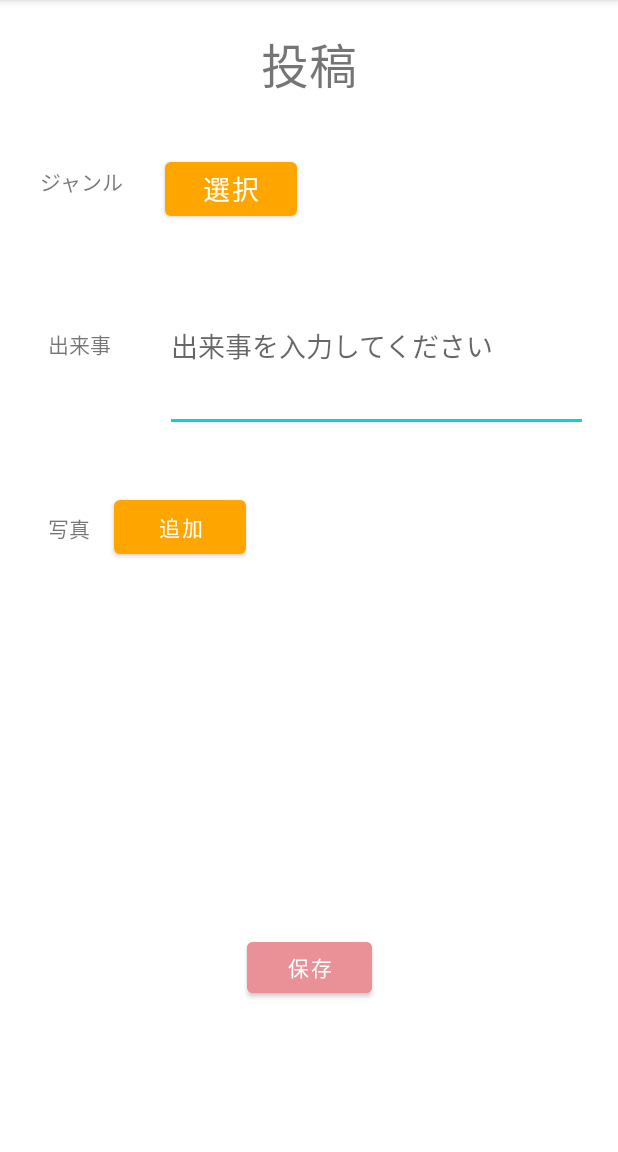
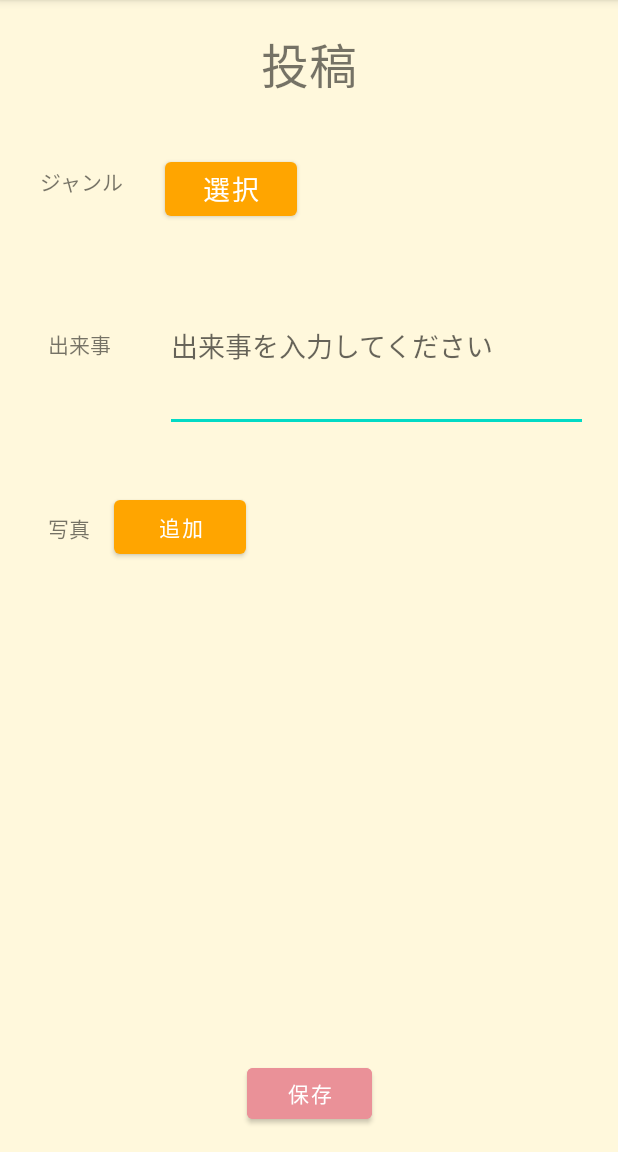
Before and after one commit to wataso26/OmoshiroRecycle, an Android app: the Toko screen opened directly, with no data from a screen before it, on a phone screen of 412 x 824 dp, the part 84-1236 px from its top. Run offline under Robolectric (Android 15) with nearby library versions, the phone set to English and light mode, and no system bars; libraries missing offline, so code that uses them is left out: io.realm; Roboto replaces fonts that are not available here.

Commit message:
"背景とボタンの色を変えた"

```diff
--- a/app/src/main/java/app/wataso_/watanabe/omoshirorecycle/MainActivity.kt
+++ b/app/src/main/java/app/wataso_/watanabe/omoshirorecycle/MainActivity.kt
@@ -32,7 +32,7 @@ class MainActivity : AppCompatActivity() {
         super.onCreate(savedInstanceState)
         setContentView(R.layout.activity_main)
 
-        //最初の使い方の案内を作りたい
+        //最初の使い方の案内
         val shr = getSharedPreferences("beginner", Context.MODE_PRIVATE)
         var Number=shr.getInt("number",0)
         if (Number==0){
@@ -47,7 +47,6 @@ class MainActivity : AppCompatActivity() {
                     .setPositiveButton("次へ", { dialog, which ->
                     })
                     .show()
-
 
         }
 
--- a/app/src/main/java/app/wataso_/watanabe/omoshirorecycle/Toko.kt
+++ b/app/src/main/java/app/wataso_/watanabe/omoshirorecycle/Toko.kt
@@ -84,6 +84,8 @@ class Toko : AppCompatActivity() {
             resultData?.data.also{ uri ->
                 imageView.setImageURI(uri)
 
+                val photo= imageView.setImageURI(uri)
+
             }
         }
     }
--- a/app/src/main/res/layout/activity_main.xml
+++ b/app/src/main/res/layout/activity_main.xml
@@ -4,6 +4,7 @@
     xmlns:tools="http://schemas.android.com/tools"
     android:layout_width="match_parent"
     android:layout_height="match_parent"
+    android:background="#fff8dc"
     tools:context=".MainActivity">
 
     <Button
@@ -46,6 +47,7 @@
                 android:id="@+id/button6"
                 android:layout_width="wrap_content"
                 android:layout_height="wrap_content"
+                android:backgroundTint="#FFE100"
                 android:text="日常"
                 tools:layout_editor_absoluteX="0dp"
                 tools:layout_editor_absoluteY="97dp" />
@@ -54,6 +56,7 @@
                 android:id="@+id/button4"
                 android:layout_width="wrap_content"
                 android:layout_height="wrap_content"
+                android:backgroundTint="#7D00FF00"
                 android:text="コント"
                 tools:layout_editor_absoluteX="7dp"
                 tools:layout_editor_absoluteY="71dp" />
@@ -62,6 +65,7 @@
                 android:id="@+id/button2"
                 android:layout_width="wrap_content"
                 android:layout_height="wrap_content"
+                android:backgroundTint="#0000FF"
                 android:text="テレビ"
                 tools:layout_editor_absoluteX="29dp"
                 tools:layout_editor_absoluteY="97dp" />
@@ -70,6 +74,7 @@
                 android:id="@+id/button3"
                 android:layout_width="wrap_content"
                 android:layout_height="wrap_content"
+                android:backgroundTint="#7DE100FF"
                 android:text="フレーズ"
                 tools:layout_editor_absoluteX="16dp"
                 tools:layout_editor_absoluteY="62dp" />
@@ -78,6 +83,7 @@
                 android:id="@+id/button5"
                 android:layout_width="wrap_content"
                 android:layout_height="wrap_content"
+                android:backgroundTint="#7DFF0000"
                 android:text="フリースタイル"
                 tools:layout_editor_absoluteX="0dp"
                 tools:layout_editor_absoluteY="79dp" />
--- a/app/src/main/res/layout/franment_custom_dialog.xml
+++ b/app/src/main/res/layout/franment_custom_dialog.xml
@@ -3,6 +3,7 @@
     xmlns:tools="http://schemas.android.com/tools"
     android:layout_width="match_parent"
     android:layout_height="match_parent"
+    android:background="#fff8dc"
     xmlns:app="http://schemas.android.com/apk/res-auto">
 
     <TextView
--- a/app/src/main/res/layout/sabu.xml
+++ b/app/src/main/res/layout/sabu.xml
@@ -4,7 +4,8 @@
     xmlns:app="http://schemas.android.com/apk/res-auto"
     xmlns:tools="http://schemas.android.com/tools"
     android:layout_width="match_parent"
-    android:layout_height="match_parent">
+    android:layout_height="match_parent"
+    android:background="#fff8dc">
 
     <Button
         android:id="@+id/yobi_ad"
--- a/app/src/main/res/layout/setting.xml
+++ b/app/src/main/res/layout/setting.xml
@@ -6,6 +6,7 @@
     android:layout_height="match_parent"
     android:orientation="vertical"
     tools:context=".TimePickerDialogActivity"
+    android:background="#fff8dc"
     android:gravity="center">
 
     <androidx.constraintlayout.widget.ConstraintLayout
--- a/app/src/main/res/layout/toko.xml
+++ b/app/src/main/res/layout/toko.xml
@@ -3,7 +3,8 @@
     xmlns:app="http://schemas.android.com/apk/res-auto"
     xmlns:tools="http://schemas.android.com/tools"
     android:layout_width="match_parent"
-    android:layout_height="match_parent">
+    android:layout_height="match_parent"
+    android:background="#fff8dc">
 
     <androidx.constraintlayout.widget.ConstraintLayout
         android:id="@+id/constraintLayout3"
@@ -132,27 +133,23 @@
 
     </androidx.constraintlayout.widget.ConstraintLayout>
 
-    <ImageView
-        android:id="@+id/imageView"
-        android:layout_width="wrap_content"
-        android:layout_height="wrap_content"
-        app:layout_constraintBottom_toTopOf="@+id/saveButton"
-        app:layout_constraintEnd_toEndOf="parent"
-        app:layout_constraintStart_toStartOf="parent"
-        app:layout_constraintTop_toBottomOf="@+id/constraintLayout2"
-        tools:srcCompat="@tools:sample/avatars" />
-
     <Button
         android:id="@+id/saveButton"
         android:layout_width="83dp"
         android:layout_height="46dp"
-        android:layout_marginTop="16dp"
         android:layout_marginBottom="16dp"
         android:backgroundTint="#EA9198"
         android:text="保存"
         app:layout_constraintBottom_toBottomOf="parent"
         app:layout_constraintEnd_toEndOf="parent"
-        app:layout_constraintStart_toStartOf="parent"
-        app:layout_constraintTop_toBottomOf="@+id/imageView" />
+        app:layout_constraintStart_toStartOf="parent" />
+
+    <ImageView
+        android:id="@+id/imageView"
+        android:layout_width="wrap_content"
+        android:layout_height="wrap_content"
+        tools:layout_editor_absoluteX="165dp"
+        tools:layout_editor_absoluteY="457dp"
+        tools:srcCompat="@tools:sample/avatars" />
 
 </androidx.constraintlayout.widget.ConstraintLayout>
```
